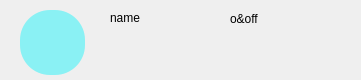
Polarbear-png732/ui-client, file client_ui/frienditem.ui: the form before one commit.
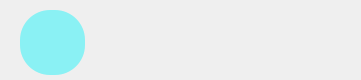
The form after the commit. Icons and pictures are not drawn.

```diff
--- a/client_ui/frienditem.ui
+++ b/client_ui/frienditem.ui
@@ -41,25 +41,25 @@
     <rect>
      <x>110</x>
      <y>10</y>
-     <width>71</width>
+     <width>61</width>
      <height>16</height>
     </rect>
    </property>
    <property name="text">
-    <string>name</string>
+    <string/>
    </property>
   </widget>
   <widget class="QLabel" name="label_3">
    <property name="geometry">
     <rect>
-     <x>230</x>
+     <x>246</x>
      <y>10</y>
-     <width>67</width>
-     <height>17</height>
+     <width>51</width>
+     <height>20</height>
     </rect>
    </property>
    <property name="text">
-    <string>o&amp;off</string>
+    <string/>
    </property>
   </widget>
  </widget>
```
Left out of the diff: 6 changed lines with no effect on the pictures.
